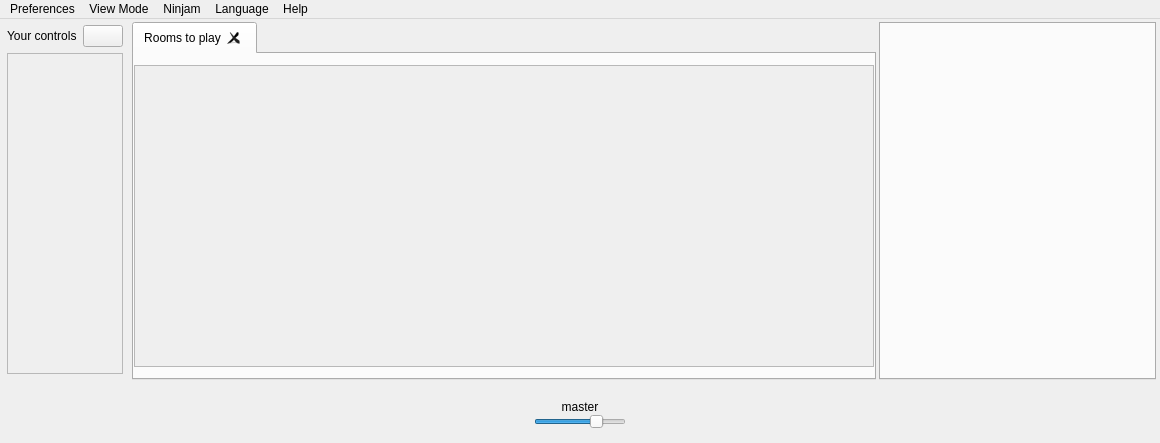
Qt form src/Common/gui/MainWindow.ui (elieserdejesus/JamTaba) before a commit.
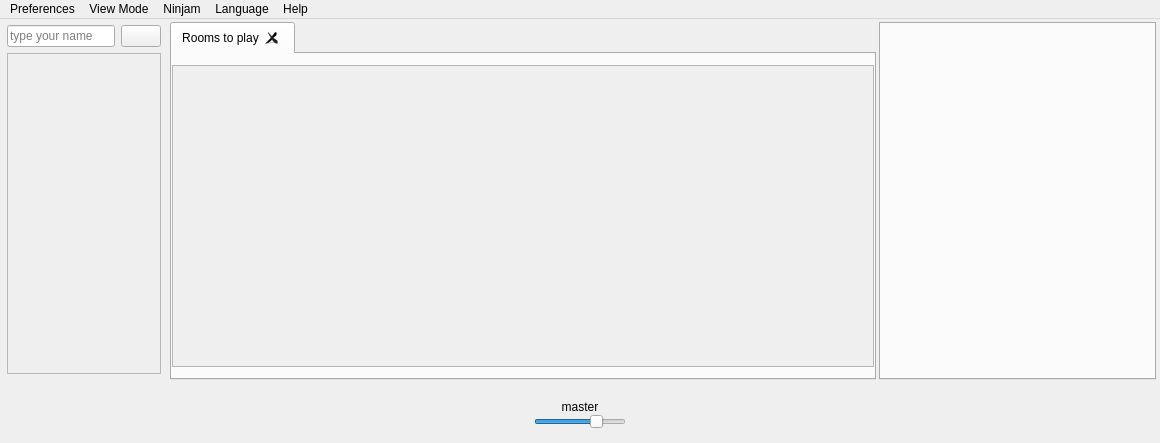
The same form after that commit. Icons and pictures are not drawn. Custom widgets are drawn as their Qt base class.

Commit message:
Changing user name field from QLabel to QLineEdit
 - Setting user name field placeholder text

The edit to the form file:
```diff
--- a/src/Common/gui/MainWindow.ui
+++ b/src/Common/gui/MainWindow.ui
@@ -114,7 +114,7 @@
                <rect>
                 <x>0</x>
                 <y>0</y>
-                <width>751</width>
+                <width>681</width>
                 <height>301</height>
                </rect>
               </property>
@@ -364,7 +364,7 @@
            <number>0</number>
           </property>
           <item>
-           <widget class="QLabel" name="labelSectionTitle">
+           <widget class="QLineEdit" name="labelSectionTitle">
             <property name="sizePolicy">
              <sizepolicy hsizetype="Preferred" vsizetype="Preferred">
               <horstretch>1</horstretch>
@@ -372,7 +372,10 @@
              </sizepolicy>
             </property>
             <property name="text">
-             <string>Your controls</string>
+             <string notr="true"/>
+            </property>
+            <property name="placeholderText">
+             <string>type your name</string>
             </property>
            </widget>
           </item>
```
